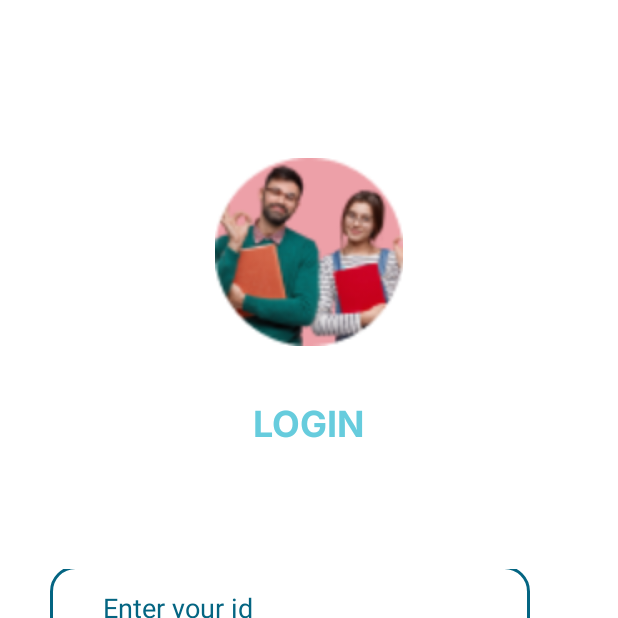
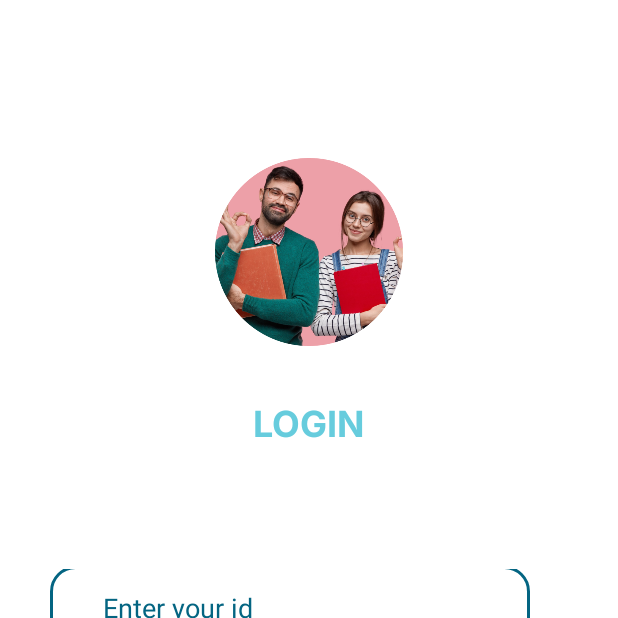
Before and after one commit to emanmohamed25/METCHATAPP, an Android app: the screen it shows after launch (Login_Screen), after a tap on "Admin", on a phone screen of 412 x 824 dp, the top half of it. Run offline under Robolectric (Android 15) with nearby library versions, the phone set to English and light mode, and no system bars.

Commit message:
new design with high quality photo

```diff
--- a/app/src/main/java/com/example/chatapp/Login_Screen.kt
+++ b/app/src/main/java/com/example/chatapp/Login_Screen.kt
@@ -25,9 +25,10 @@ class Login_Screen : AppCompatActivity() {
     override fun onCreate(savedInstanceState: Bundle?) {
 
         super.onCreate(savedInstanceState)
+
+        setContentView(R.layout.activity_login_screen)
         val user_email = findViewById<EditText>(R.id.ed_id)
         val user_password = findViewById<EditText>(R.id.ed_password)
-        setContentView(R.layout.activity_login_screen)
         val KindUser = intent.getStringExtra("user")
         Toast.makeText(this@Login_Screen, KindUser.toString(), Toast.LENGTH_LONG).show()
         try {
@@ -84,6 +85,7 @@ class Login_Screen : AppCompatActivity() {
                 } else if (KindUser.equals("student")) {
                   //  var callStudent = apiService.loginstudent(LoginRequestStudent(email, password))
                   var callStudent = apiService.loginstudent(LoginRequestStudent(email, password))
+
                     callStudent.enqueue(object : Callback<ResponseStudent> {
                         override fun onResponse(
                             call: Call<ResponseStudent>,
--- a/app/src/main/res/layout/activity_homepage.xml
+++ b/app/src/main/res/layout/activity_homepage.xml
@@ -83,7 +83,7 @@
                 android:layout_alignParentTop="true"
                 android:layout_alignParentEnd="true"
                 android:layout_alignParentBottom="true"
-                android:src="@drawable/doctor_pic"
+                android:src="@drawable/adminhomepagephoto"
                 app:layout_constraintBottom_toBottomOf="parent"
                 app:layout_constraintEnd_toEndOf="parent"
                 app:layout_constraintHorizontal_bias="0.746"
@@ -129,7 +129,7 @@
                 android:layout_alignParentTop="true"
                 android:layout_alignParentEnd="true"
                 android:layout_alignParentBottom="true"
-                android:src="@drawable/student_pic"
+                android:src="@drawable/studenthomepagephoto"
                 app:layout_constraintBottom_toBottomOf="parent"
                 app:layout_constraintEnd_toEndOf="parent"
                 app:layout_constraintHorizontal_bias="0.746"
--- a/app/src/main/res/layout/activity_login_screen.xml
+++ b/app/src/main/res/layout/activity_login_screen.xml
@@ -12,7 +12,7 @@
         android:id="@+id/imageView"
         android:layout_width="125dp"
         android:layout_height="125dp"
-        android:src="@drawable/student_pic"
+        android:src="@drawable/loginphoto"
         app:layout_constraintBottom_toBottomOf="parent"
         app:layout_constraintEnd_toEndOf="parent"
         app:layout_constraintStart_toStartOf="parent"
```
Also changed, not shown: app/src/main/res/drawable-v24/adminhomepagephoto.png (added), app/src/main/res/drawable-v24/loginphoto.png (added), app/src/main/res/drawable-v24/studenthomepagephoto.png (added), app/src/main/res/drawable/doctor_pic.png (deleted), app/src/main/res/drawable/logo.png (deleted), app/src/main/res/drawable/student_pic.png (deleted).
